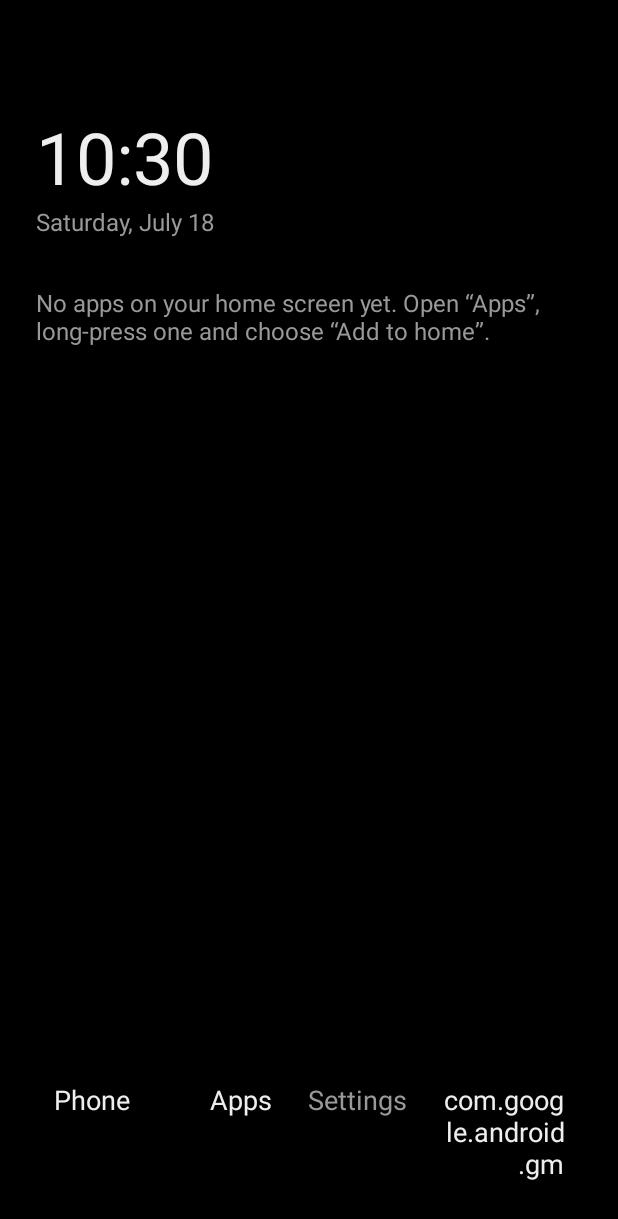
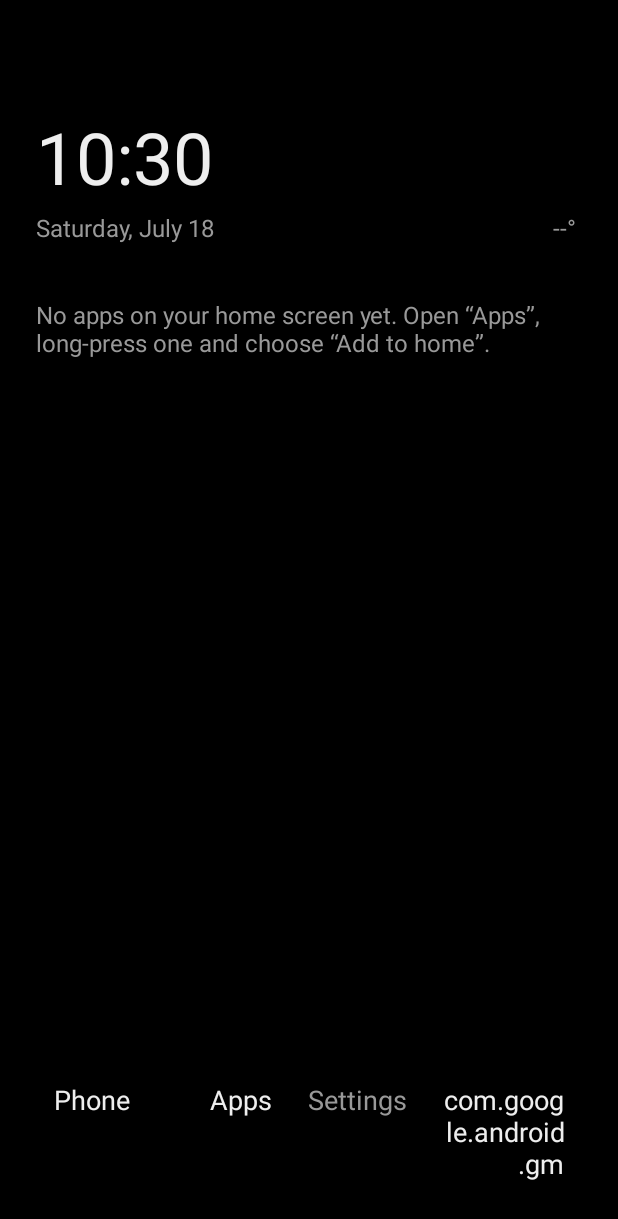
Before and after one commit to harmgiezen149-maker/Minimalist-launcher, an Android app: the screen it shows after launch (HomeActivity), after a tap on "Done", on a phone screen of 412 x 824 dp. Shown: the top 1219 px of the screen. Run offline under Robolectric (Android 15) with nearby library versions, the phone set to English and light mode, and no system bars; 1 other tap on this screen came first.

Commit message:
Show outdoor temperature, configurable list alignment, bottom drawer slide
- Home screen shows the current outdoor temperature (Open-Meteo, coarse
  last-known location, 30-minute cache) instead of the battery
  percentage, which the status bar already shows. Tapping it grants
  location or refreshes.
- App list alignment (home favorites and drawer) is configurable:
  left, center or right.
- The app drawer now slides in from the bottom and back out downward,
  matching the swipe-up gesture.

Co-Authored-By: Claude Fable 5 <noreply@anthropic.com>
Claude-Session: https://claude.ai/code/session_016htUs1LTqZf1HWU2FSo5by

```diff
--- a/app/src/main/AndroidManifest.xml
+++ b/app/src/main/AndroidManifest.xml
@@ -14,6 +14,11 @@
         tools:ignore="ProtectedPermissions" />
 
     <uses-permission android:name="android.permission.POST_NOTIFICATIONS" />
+
+    <!-- Home-screen temperature: one fetch to open-meteo.com using a coarse
+         last-known location. Nothing else ever leaves the device. -->
+    <uses-permission android:name="android.permission.INTERNET" />
+    <uses-permission android:name="android.permission.ACCESS_COARSE_LOCATION" />
 
     <!-- Optional: instant block overlay; core blocking works without it. -->
     <uses-permission android:name="android.permission.SYSTEM_ALERT_WINDOW" />
--- a/app/src/main/java/io/github/minilauncher/data/Prefs.kt
+++ b/app/src/main/java/io/github/minilauncher/data/Prefs.kt
@@ -160,6 +160,11 @@ class Prefs(context: Context) {
         get() = sp.getBoolean(KEY_DRAWER_HINT, true)
         set(value) = sp.edit().putBoolean(KEY_DRAWER_HINT, value).apply()
 
+    /** App-list text alignment: ALIGN_LEFT / ALIGN_CENTER / ALIGN_RIGHT. */
+    var alignment: String
+        get() = sp.getString(KEY_ALIGNMENT, ALIGN_LEFT)!!
+        set(value) = sp.edit().putString(KEY_ALIGNMENT, value).apply()
+
     /** CRT-style green text instead of white/black. */
     var crtGreen: Boolean
         get() = sp.getBoolean(KEY_CRT_GREEN, false)
@@ -216,6 +221,9 @@ class Prefs(context: Context) {
         const val THEME_DARK = "dark"
         const val THEME_OLED = "oled"
         const val SHORTCUT_DIALER = "dialer"
+        const val ALIGN_LEFT = "left"
+        const val ALIGN_CENTER = "center"
+        const val ALIGN_RIGHT = "right"
 
         private const val KEY_FAVORITES = "favorites"
         private const val KEY_HIDDEN = "hidden_apps"
@@ -230,6 +238,7 @@ class Prefs(context: Context) {
         private const val KEY_FOCUS_SESSION = "focus_session_until"
         private const val KEY_BLOCKED_SITES = "blocked_sites"
         private const val KEY_CRT_GREEN = "crt_green"
+        private const val KEY_ALIGNMENT = "alignment"
         private const val KEY_SHORTCUT_LEFT = "shortcut_left"
         private const val KEY_SHORTCUT_RIGHT = "shortcut_right"
         private const val KEY_NUDGE_INTERVAL = "nudge_interval_min"
--- /dev/null
+++ b/app/src/main/java/io/github/minilauncher/data/WeatherFetcher.kt
@@ -0,0 +1,41 @@
+package io.github.minilauncher.data
+
+import org.json.JSONObject
+import java.net.HttpURLConnection
+import java.net.URL
+
+/**
+ * Fetches the current outdoor temperature from Open-Meteo (free, no API key).
+ * Only the coarse coordinates are sent; the result is cached in memory.
+ */
+object WeatherFetcher {
+
+    private const val CACHE_MILLIS = 30 * 60_000L
+
+    @Volatile
+    private var cachedTemp: Int? = null
+
+    @Volatile
+    private var cachedAt: Long = 0L
+
+    /** Last fetched value, even when stale — better than a blank while updating. */
+    fun lastKnown(): Int? = cachedTemp
+
+    fun isFresh(): Boolean = System.currentTimeMillis() - cachedAt < CACHE_MILLIS
+
+    /** Blocking network call — run on a background thread. */
+    fun fetch(latitude: Double, longitude: Double): Int? = runCatching {
+        val url = URL(
+            "https://api.open-meteo.com/v1/forecast" +
+                "?latitude=$latitude&longitude=$longitude&current=temperature_2m"
+        )
+        val connection = url.openConnection() as HttpURLConnection
+        connection.connectTimeout = 5000
+        connection.readTimeout = 5000
+        val body = connection.inputStream.bufferedReader().use { it.readText() }
+        Math.round(JSONObject(body).getJSONObject("current").getDouble("temperature_2m")).toInt()
+    }.getOrNull()?.also {
+        cachedTemp = it
+        cachedAt = System.currentTimeMillis()
+    }
+}
--- a/app/src/main/java/io/github/minilauncher/ui/drawer/AppDrawerActivity.kt
+++ b/app/src/main/java/io/github/minilauncher/ui/drawer/AppDrawerActivity.kt
@@ -50,6 +50,12 @@ class AppDrawerActivity : BaseActivity() {
         refresh()
     }
 
+    override fun finish() {
+        super.finish()
+        @Suppress("DEPRECATION")
+        overridePendingTransition(R.anim.stay, R.anim.slide_out_down)
+    }
+
     private fun refresh() {
         allApps = repo.allApps()
         filter(findViewById<EditText>(R.id.searchField).text?.toString().orEmpty())
--- a/app/src/main/java/io/github/minilauncher/ui/home/HomeActivity.kt
+++ b/app/src/main/java/io/github/minilauncher/ui/home/HomeActivity.kt
@@ -1,10 +1,9 @@
 package io.github.minilauncher.ui.home
 
-import android.content.BroadcastReceiver
-import android.content.Context
 import android.content.Intent
-import android.content.IntentFilter
-import android.os.BatteryManager
+import android.content.pm.PackageManager
+import android.location.Location
+import android.location.LocationManager
 import android.os.Bundle
 import android.os.Handler
 import android.os.Looper
@@ -12,8 +11,8 @@ import android.view.GestureDetector
 import android.view.MotionEvent
 import android.view.View
 import android.widget.TextView
+import androidx.activity.result.contract.ActivityResultContracts
 import androidx.appcompat.app.AlertDialog
-import androidx.core.content.ContextCompat
 import androidx.recyclerview.widget.LinearLayoutManager
 import androidx.recyclerview.widget.RecyclerView
 import io.github.minilauncher.R
@@ -21,6 +20,7 @@ import io.github.minilauncher.blocking.AppBlockerAccessibilityService
 import io.github.minilauncher.blocking.BlockState
 import io.github.minilauncher.data.AppRepository
 import io.github.minilauncher.data.Prefs
+import io.github.minilauncher.data.WeatherFetcher
 import io.github.minilauncher.data.model.AppEntry
 import io.github.minilauncher.ui.common.AppLauncher
 import io.github.minilauncher.ui.common.AppLongPressDialog
@@ -48,16 +48,10 @@ class HomeActivity : BaseActivity() {
         }
     }
 
-    private val batteryReceiver = object : BroadcastReceiver() {
-        override fun onReceive(context: Context, intent: Intent) {
-            val level = intent.getIntExtra(BatteryManager.EXTRA_LEVEL, -1)
-            val scale = intent.getIntExtra(BatteryManager.EXTRA_SCALE, 100)
-            if (level >= 0 && scale > 0) {
-                findViewById<TextView>(R.id.battery).text =
-                    getString(R.string.home_battery, level * 100 / scale)
-            }
+    private val locationPermission =
+        registerForActivityResult(ActivityResultContracts.RequestPermission()) { granted ->
+            if (granted) updateTemperature()
         }
-    }
 
     override fun onCreate(savedInstanceState: Bundle?) {
         super.onCreate(savedInstanceState)
@@ -98,6 +92,14 @@ class HomeActivity : BaseActivity() {
 
         setUpShortcut(R.id.shortcutLeft, isLeft = true)
         setUpShortcut(R.id.shortcutRight, isLeft = false)
+
+        findViewById<TextView>(R.id.temperature).setOnClickListener {
+            if (!hasLocationPermission()) {
+                locationPermission.launch(android.Manifest.permission.ACCESS_COARSE_LOCATION)
+            } else {
+                updateTemperature()
+            }
+        }
 
         gestureDetector = GestureDetector(this, object : GestureDetector.SimpleOnGestureListener() {
             override fun onFling(
@@ -140,24 +142,53 @@ class HomeActivity : BaseActivity() {
         BlockState.consumePendingBlock()?.let { info ->
             startActivity(AppLauncher.blockIntent(this, info, repo.labelFor(info.packageName)))
         }
-        ContextCompat.registerReceiver(
-            this,
-            batteryReceiver,
-            IntentFilter(Intent.ACTION_BATTERY_CHANGED),
-            ContextCompat.RECEIVER_NOT_EXPORTED,
-        )
         handler.post(countdownTick)
+        updateTemperature()
         refresh()
     }
 
     override fun onPause() {
-        runCatching { unregisterReceiver(batteryReceiver) }
         handler.removeCallbacks(countdownTick)
         super.onPause()
     }
 
     private fun openDrawer() {
         startActivity(Intent(this, AppDrawerActivity::class.java))
+        @Suppress("DEPRECATION")
+        overridePendingTransition(R.anim.slide_in_up, R.anim.stay)
+    }
+
+    // ---- temperature ----
+
+    private fun hasLocationPermission(): Boolean =
+        checkSelfPermission(android.Manifest.permission.ACCESS_COARSE_LOCATION) ==
+            PackageManager.PERMISSION_GRANTED
+
+    private fun bestLastLocation(): Location? {
+        if (!hasLocationPermission()) return null
+        val lm = getSystemService(LocationManager::class.java) ?: return null
+        return listOf(
+            LocationManager.NETWORK_PROVIDER,
+            LocationManager.GPS_PROVIDER,
+            LocationManager.PASSIVE_PROVIDER,
+        ).mapNotNull { provider ->
+            runCatching { lm.getLastKnownLocation(provider) }.getOrNull()
+        }.maxByOrNull { it.time }
+    }
+
+    private fun updateTemperature() {
+        val view = findViewById<TextView>(R.id.temperature)
+        val known = WeatherFetcher.lastKnown()
+        view.text = if (known != null) getString(R.string.home_temp, known)
+        else getString(R.string.home_temp_unknown)
+        if (WeatherFetcher.isFresh()) return
+        val location = bestLastLocation() ?: return
+        Thread {
+            val temp = WeatherFetcher.fetch(location.latitude, location.longitude) ?: return@Thread
+            runOnUiThread {
+                if (!isDestroyed) view.text = getString(R.string.home_temp, temp)
+            }
+        }.start()
     }
 
     private fun setUpShortcut(viewId: Int, isLeft: Boolean) {
--- /dev/null
+++ b/app/src/main/res/anim/slide_in_up.xml
@@ -0,0 +1,6 @@
+<?xml version="1.0" encoding="utf-8"?>
+<translate xmlns:android="http://schemas.android.com/apk/res/android"
+    android:fromYDelta="100%"
+    android:toYDelta="0"
+    android:duration="220"
+    android:interpolator="@android:interpolator/decelerate_quad" />
--- /dev/null
+++ b/app/src/main/res/anim/slide_out_down.xml
@@ -0,0 +1,6 @@
+<?xml version="1.0" encoding="utf-8"?>
+<translate xmlns:android="http://schemas.android.com/apk/res/android"
+    android:fromYDelta="0"
+    android:toYDelta="100%"
+    android:duration="220"
+    android:interpolator="@android:interpolator/accelerate_quad" />
--- /dev/null
+++ b/app/src/main/res/anim/stay.xml
@@ -0,0 +1,5 @@
+<?xml version="1.0" encoding="utf-8"?>
+<alpha xmlns:android="http://schemas.android.com/apk/res/android"
+    android:fromAlpha="1.0"
+    android:toAlpha="1.0"
+    android:duration="220" />
--- a/app/src/main/res/layout/activity_home.xml
+++ b/app/src/main/res/layout/activity_home.xml
@@ -31,11 +31,13 @@
             android:textColor="?android:attr/textColorSecondary" />
 
         <TextView
-            android:id="@+id/battery"
+            android:id="@+id/temperature"
             android:layout_width="wrap_content"
             android:layout_height="wrap_content"
+            android:padding="4dp"
             android:textSize="16sp"
-            android:textColor="?android:attr/textColorSecondary" />
+            android:textColor="?android:attr/textColorSecondary"
+            android:background="?android:attr/selectableItemBackground" />
     </LinearLayout>
 
     <TextView
--- a/app/src/main/res/values/strings.xml
+++ b/app/src/main/res/values/strings.xml
@@ -61,7 +61,8 @@
     <string name="pause_never_mind">Never mind, stay focused</string>
 
     <!-- Home polish -->
-    <string name="home_battery">%d%%</string>
+    <string name="home_temp">%d°</string>
+    <string name="home_temp_unknown">--°</string>
     <string name="shortcut_dialer">Phone (dialer)</string>
     <string name="shortcut_dialer_label">Phone</string>
     <string name="shortcut_pick_title">Choose shortcut app</string>
@@ -85,6 +86,10 @@
     <string name="text_white">White</string>
     <string name="text_green">Green (CRT)</string>
     <string name="theme_black">Black</string>
+    <string name="settings_alignment">App list alignment</string>
+    <string name="align_left">Left</string>
+    <string name="align_center">Center</string>
+    <string name="align_right">Right</string>
 
     <!-- Stats -->
     <string name="stats_title">Screen time today</string>
```
Also changed, not shown: app/src/main/java/io/github/minilauncher/ui/common/TextListAdapter.kt (+9 -1 lines), app/src/main/java/io/github/minilauncher/ui/settings/SettingsActivity.kt (+24 -0 lines), 1 other file.
